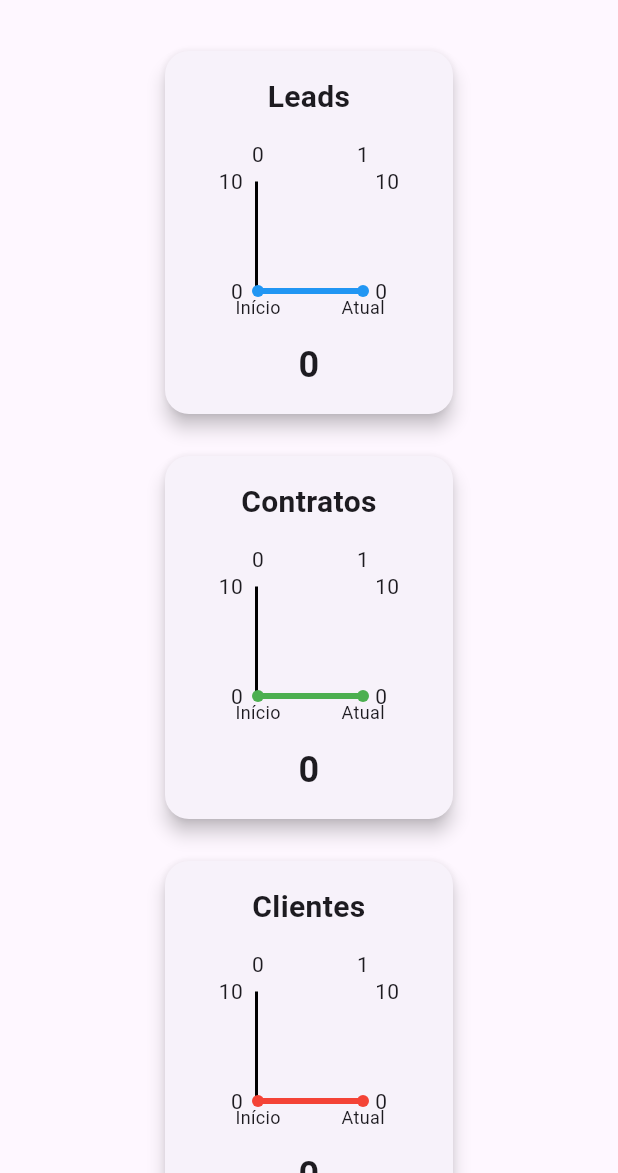
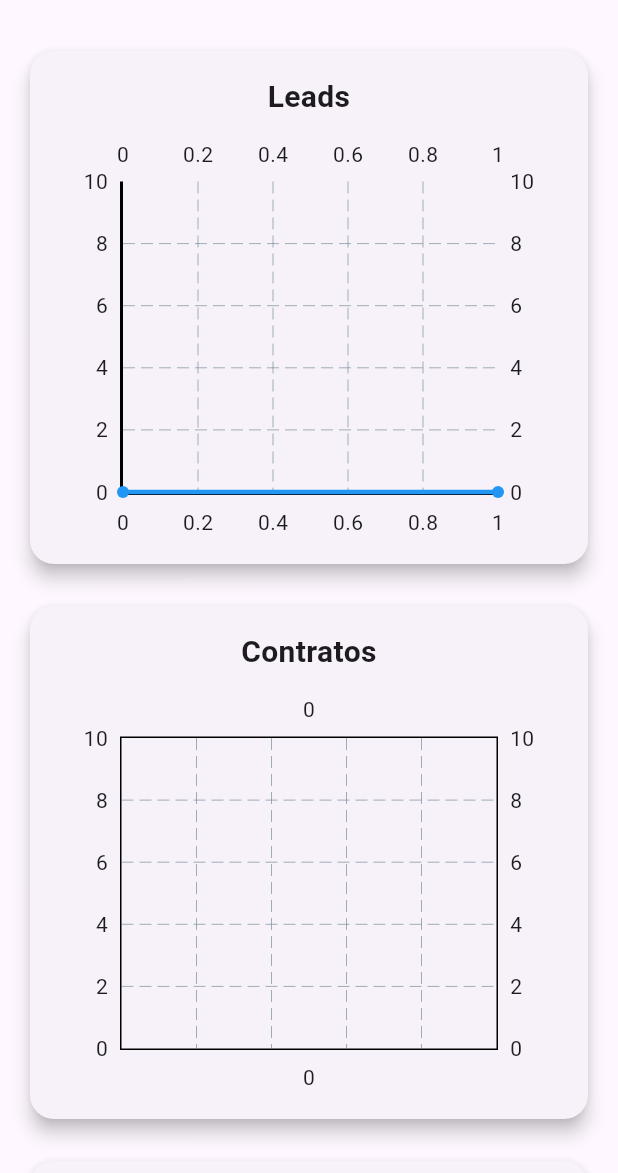
Before and after one commit to Raizhe/comissao-flutter-web, a Flutter app: the screen it shows once a user with an empty profile is signed in, on a phone screen of 412 x 824 dp, the part 63-1236 px from its top. Run offline on Flutter 3.47's test engine with Material 3 defaults, Android fonts, the phone set to English and light mode, and no system bars; drawn by our look-alikes of fl_chart; our stand-ins replace cloud_firestore, firebase_auth, firebase_core, flutter_masked_text2, get; accounts and stored records are empty.

Commit message:
Daily update

```diff
--- a/lib/data/models/lead_model.dart
+++ b/lib/data/models/lead_model.dart
@@ -1,3 +1,5 @@
+
+
 class LeadModel {
   String leadId;
   String name; // Nome da Oportunidade
--- a/lib/main.dart
+++ b/lib/main.dart
@@ -1,6 +1,7 @@
 import 'package:comissao_flutter_web/presentation/screens/clients/clients_form_page.dart';
 import 'package:comissao_flutter_web/presentation/screens/clients/clients_page.dart';
 import 'package:comissao_flutter_web/presentation/screens/contract/contract_form_page.dart';
+import 'package:comissao_flutter_web/presentation/screens/contract/contracts_details_page.dart';
 import 'package:comissao_flutter_web/presentation/screens/contract/contracts_page.dart';
 import 'package:comissao_flutter_web/presentation/screens/leads/leads_form_page.dart';
 import 'package:comissao_flutter_web/presentation/screens/leads/leads_page.dart';
@@ -34,24 +35,30 @@ class MyApp extends StatelessWidget {
       theme: ThemeData(
         primarySwatch: Colors.indigo,
       ),
-      initialRoute: '/', // Define a rota inicial como '/'
+      initialRoute: '/',
+      // Define a rota inicial como '/'
       getPages: [
         GetPage(name: '/', page: () => const AuthenticationWrapper()),
         GetPage(name: '/login', page: () => LoginPage()),
         GetPage(name: '/home', page: () => HomePage()),
-        GetPage(name: '/client_form', page: () =>  ClientFormPage()),
-        GetPage(name: '/pre_seller_form', page: () => const PreSellerFormPage()),
+        GetPage(name: '/client_form', page: () => ClientFormPage()),
+        GetPage(
+            name: '/pre_seller_form', page: () => const PreSellerFormPage()),
         GetPage(name: '/seller_form', page: () => SellerFormPage()),
         GetPage(name: '/user_form', page: () => UserFormPage()),
         GetPage(name: '/contract_form', page: () => ContractFormPage()),
         GetPage(name: '/meet_form', page: () => MeetFormPage()),
         GetPage(name: '/lead_form', page: () => LeadFormPage()),
-        GetPage(name: '/leads_page', page: () => LeadPage()),
+        GetPage(name: '/leads_page', page: () => const LeadPage()),
         GetPage(name: '/contracts_page', page: () => ContractsPage()),
         GetPage(name: '/clients_page', page: () => ClientsPage()),
         GetPage(name: '/meet_page', page: () => MeetPage()),
-
-
+        GetPage(
+          name: '/contracts_details',
+          page: () => ContractDetailsPage(
+            contract: Get.arguments,
+          ),
+        ),
       ],
     );
   }
--- a/lib/presentation/screens/home/home_page.dart
+++ b/lib/presentation/screens/home/home_page.dart
@@ -68,13 +68,13 @@ class HomePage extends StatelessWidget {
               child: Padding(
                 padding: const EdgeInsets.all(16.0),
                 child: Wrap(
-                  spacing: 20, // Espaço horizontal entre os cards
-                  runSpacing: 20, // Espaço vertical entre os cards
+                  spacing: 20,
+                  runSpacing: 20,
                   alignment: WrapAlignment.center,
                   children: [
-                    _buildChart('Leads', data['leads']!, Colors.blue),
-                    _buildChart('Contratos', data['contracts']!, Colors.green),
-                    _buildChart('Clientes', data['clients']!, Colors.red),
+                    _buildChart('Leads', data['leads']!, Colors.blue, 'linha'),
+                    _buildChart('Contratos', data['contracts']!, Colors.green, 'coluna'),
+                    _buildChart('Clientes', data['clients']!, Colors.deepPurple , 'pizza'),
                   ],
                 ),
               ),
@@ -97,10 +97,95 @@ class HomePage extends StatelessWidget {
     };
   }
 
-  Widget _buildChart(String title, int value, Color color) {
+  Widget _buildChart(String title, int value, Color color, String type) {
+    switch (type) {
+      case 'linha':
+        return _buildLineChart(title, value, color);
+      case 'coluna':
+        return _buildBarChart(title, value, color);
+      case 'pizza':
+        return _buildPieChart(title, value, color);
+      default:
+        return const Text('Tipo de gráfico não encontrado.');
+    }
+  }
+
+  Widget _buildLineChart(String title, int value, Color color) {
+    return _buildCard(
+      title,
+      LineChart(
+        LineChartData(
+          minY: 0,
+          maxY: (value + 10).toDouble(),
+          gridData: FlGridData(show: true),
+          borderData: FlBorderData(
+            show: true,
+            border: const Border(
+              bottom: BorderSide(color: Colors.black, width: 2),
+              left: BorderSide(color: Colors.black, width: 2),
+            ),
+          ),
+          titlesData: FlTitlesData(show: true),
+          lineBarsData: [
+            LineChartBarData(
+              spots: [FlSpot(0, 0), FlSpot(1, value.toDouble())],
+              isCurved: true,
+              barWidth: 3,
+              color: color,
+            ),
+          ],
+        ),
+      ),
+    );
+  }
+
+  Widget _buildBarChart(String title, int value, Color color) {
+    return _buildCard(
+      title,
+      BarChart(
+        BarChartData(
+          alignment: BarChartAlignment.center,
+          maxY: value.toDouble() + 10,
+          barGroups: [
+            BarChartGroupData(
+              x: 0,
+              barRods: [
+                BarChartRodData(
+                  toY: value.toDouble(),
+                  color: color,
+                  width: 20,
+                ),
+              ],
+            ),
+          ],
+        ),
+      ),
+    );
+  }
+
+  Widget _buildPieChart(String title, int value, Color color) {
+    return _buildCard(
+      title,
+      PieChart(
+        PieChartData(
+          sections: [
+            PieChartSectionData(
+              value: value.toDouble(),
+              color: color,
+              radius: 50,
+              title: '$value',
+              titleStyle: const TextStyle(fontSize: 18, fontWeight: FontWeight.bold),
+            ),
+          ],
+        ),
+      ),
+    );
+  }
+
+  Widget _buildCard(String title, Widget chart) {
     return SizedBox(
-      width: 200, // Largura ajustada do card
-      height: 250, // Altura ajustada do card
+      width: 400,
+      height: 350,
       child: Card(
         elevation: 5,
         shape: RoundedRectangleBorder(borderRadius: BorderRadius.circular(16)),
@@ -115,56 +200,7 @@ class HomePage extends StatelessWidget {
                 textAlign: TextAlign.center,
               ),
               const SizedBox(height: 12),
-              Expanded(
-                child: LineChart(
-                  LineChartData(
-                    minY: 0,
-                    maxY: (value + 10).toDouble(), // Ajusta o eixo Y dinamicamente
-                    gridData: FlGridData(show: false),
-                    borderData: FlBorderData(
-                      show: true,
-                      border: const Border(
-                        bottom: BorderSide(color: Colors.black, width: 2),
-                        left: BorderSide(color: Colors.black, width: 2),
-                        right: BorderSide.none,
-                        top: BorderSide.none,
-                      ),
-                    ),
-                    titlesData: FlTitlesData(
-                      bottomTitles: AxisTitles(
-                        sideTitles: SideTitles(
-                          showTitles: true,
-                          interval: 1,
-                          getTitlesWidget: (value, _) {
-                            return Text(
-                              value.toInt() == 0 ? 'Início' : 'Atual',
-                              style: const TextStyle(fontSize: 12),
-                            );
-                          },
-                        ),
-                      ),
-                    ),
-                    lineBarsData: [
-                      LineChartBarData(
-                        spots: [
-                          FlSpot(0, 0),
-                          FlSpot(1, value.toDouble()), // Valor dinâmico
-                        ],
-                        isCurved: true,
-                        barWidth: 4,
-                        color: color,
-                        belowBarData: BarAreaData(show: false),
-                      ),
-                    ],
-                  ),
-                ),
-              ),
-              const SizedBox(height: 8),
-              Text(
-                '$value', // Mostra o valor do Firestore
-                style: const TextStyle(fontSize: 24, fontWeight: FontWeight.bold),
-                textAlign: TextAlign.center,
-              ),
+              Expanded(child: chart),
             ],
           ),
         ),
--- a/lib/widgets/side_bar_widget.dart
+++ b/lib/widgets/side_bar_widget.dart
@@ -59,6 +59,11 @@ class SidebarWidget extends StatelessWidget {
                   text: 'Comissões',
                   route: '/commission_form',
                 ),
+                _buildDrawerItem(
+                  icon: Icons.business,
+                  text: 'Cliente',
+                  route: '/client_form',
+                ),
               ],
               if (role == 'seller' || role == 'pre_seller') ...[
                 _buildDrawerItem(
--- a/pubspec.yaml
+++ b/pubspec.yaml
@@ -40,6 +40,8 @@ dependencies:
   flutter_charts: ^0.5.2
   google_fonts: ^6.2.1
   fl_chart: ^0.69.0
+  url_launcher: ^6.3.1
+  intl: ^0.19.0
 
 
 
```
Also changed, not shown: lib/presentation/screens/clients/clients_page.dart (+27 -10 lines), lib/presentation/screens/contract/contracts_details_page.dart (added, +116 -0 lines), lib/presentation/screens/contract/contracts_page.dart (+48 -49 lines), lib/presentation/screens/leads/leads_page.dart (+75 -3 lines), pubspec.lock, 5 other files.
